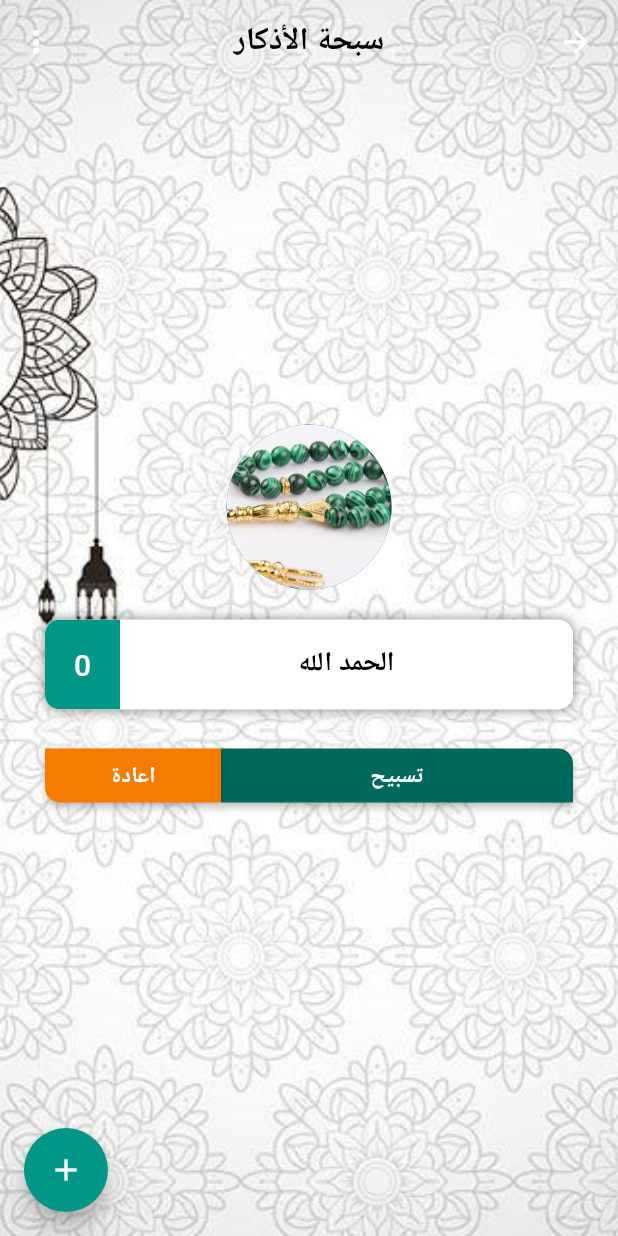
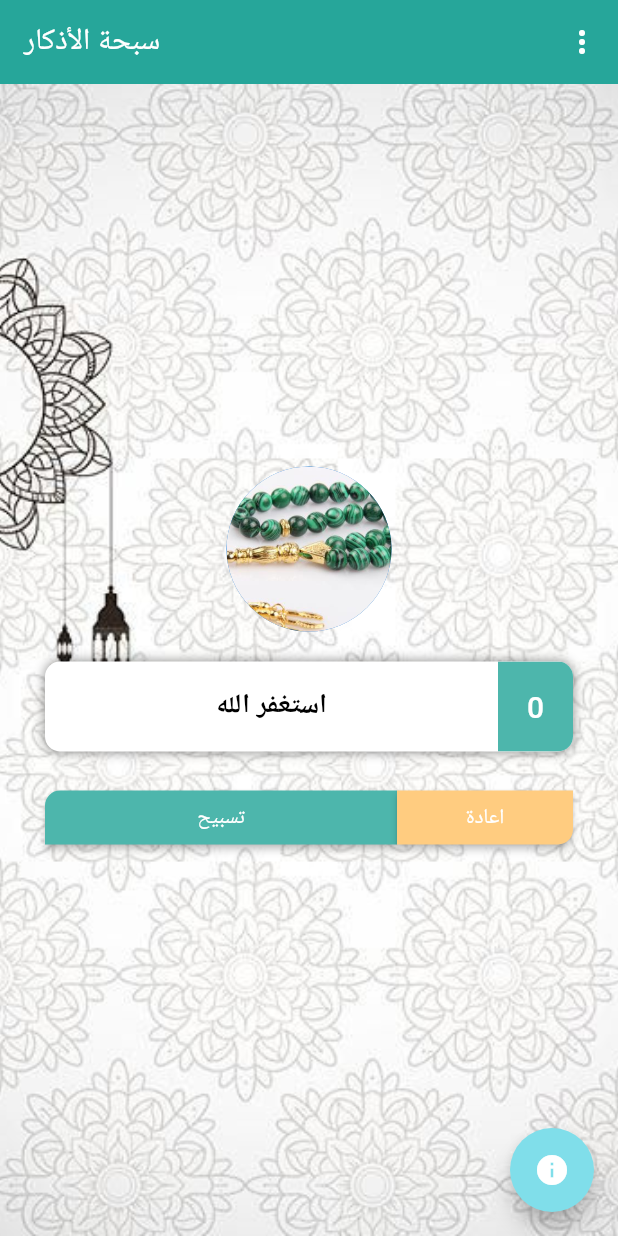
Before and after one commit to HishamZeyad1/eLancer-AzkarApp, a Flutter app: the screen it shows after launch, on a phone screen of 412 x 824 dp. Run offline on Flutter 3.47's test engine with Material 2 defaults, Android fonts, the phone set to English and light mode, and no system bars; Roboto replaces fonts that are missing (Noto).

Commit message:
Final Screen

```diff
--- a/lib/main.dart
+++ b/lib/main.dart
@@ -2,6 +2,8 @@ import 'package:elancer_azhar/screens/azkar_screen.dart';
 import 'package:elancer_azhar/screens/lanch_screen.dart';
 import 'package:flutter/material.dart';
 import 'package:flutter_localizations/flutter_localizations.dart';
+
+import 'screens/bio_screen.dart';
 
 void main() {
   runApp(MyApp());
@@ -13,7 +15,6 @@ class MyApp extends StatelessWidget {
   Widget build(BuildContext context) {
     return MaterialApp(
       debugShowCheckedModeBanner: false,
-
       localizationsDelegates: [
         GlobalMaterialLocalizations.delegate,
         GlobalCupertinoLocalizations.delegate,
@@ -23,11 +24,11 @@ class MyApp extends StatelessWidget {
         Locale('ar'),
         Locale('en'),
       ],
-      locale: Locale('fr'),
       initialRoute: '/launch_screen',
       routes: {
         '/launch_screen': (context) => LaunchScreen(),
         '/azkar_screen': (context) => AzkarScreen(),
+        '/bio_screen': (context) => BioScreen(),
       },
     );
   }
--- a/lib/screens/azkar_screen.dart
+++ b/lib/screens/azkar_screen.dart
@@ -9,28 +9,31 @@ class AzkarScreen extends StatefulWidget {
 
 class _AzkarScreenState extends State<AzkarScreen> {
   int _counter = 0;
-  String _content="الحمد الله";
+  String _content="استغفر الله";
   @override
   Widget build(BuildContext context) {
     return Scaffold(
-      extendBodyBehindAppBar: true,
+      // extendBodyBehindAppBar: true,
       floatingActionButton: FloatingActionButton(
         onPressed: () {
-          setState(() {
-            ++_counter;
-          });
+          // setState(() {
+          //   ++_counter;
+          // }
+          Navigator.pushNamed(context, '/bio_screen');
+          // );
         },
-        child: Icon(Icons.add),
-        backgroundColor: Colors.teal,
+        child: Icon(Icons.info),
+        backgroundColor: Colors.cyan.shade200,
       ),
       appBar: AppBar(
-        backgroundColor: Colors.transparent,
+
         elevation: 0,
-        centerTitle: true,
+        backgroundColor: Colors.teal.shade400,
+        // centerTitle: true,
         automaticallyImplyLeading: true,
         title: Text(
           "سبحة الأذكار",
-          style: TextStyle(fontFamily: 'Noto', color: Colors.black),
+          style: TextStyle(fontFamily: 'Noto', color: Colors.white),
         ),
         actions: [
           PopupMenuButton<String>(
@@ -50,8 +53,8 @@ class _AzkarScreenState extends State<AzkarScreen> {
                 value: "الحمدالله",
               ),
               PopupMenuItem(
-                child: Text("استغر الله"),
-                value: "استغر الله",
+                child: Text("استغفر الله"),
+                value: "استغفر الله",
               ),
               PopupMenuItem(
                 child: Text("سبحان الله"),
@@ -109,7 +112,7 @@ class _AzkarScreenState extends State<AzkarScreen> {
                   ),
                   DecoratedBox(
                     decoration: BoxDecoration(
-                      color: Colors.teal,
+                      color: Colors.teal.shade300,
                     ),
                     child: SizedBox(
                       width: 50,
@@ -148,7 +151,7 @@ class _AzkarScreenState extends State<AzkarScreen> {
                       ),
                     ),
                     style: ElevatedButton.styleFrom(
-                      primary: Colors.teal.shade800,
+                      primary: Colors.teal.shade300,
                       shape: RoundedRectangleBorder(
                         borderRadius: BorderRadiusDirectional.only(
                           topStart: Radius.circular(10),
@@ -172,7 +175,7 @@ class _AzkarScreenState extends State<AzkarScreen> {
                       //    ),
                     ),
                     style: ElevatedButton.styleFrom(
-                      primary: Colors.orange.shade700,
+                      primary: Colors.orange.shade200,
                       shape: RoundedRectangleBorder(
                         borderRadius: BorderRadiusDirectional.only(
                           bottomEnd: Radius.circular(10),
--- a/lib/screens/lanch_screen.dart
+++ b/lib/screens/lanch_screen.dart
@@ -15,7 +15,7 @@ class _LaunchScreenState extends State<LaunchScreen> {
     Future.delayed(
       Duration(seconds: 3),
       () {
-        Navigator.pushNamed(context, '/azkar_screen');
+        Navigator.pushReplacementNamed(context, '/azkar_screen');
       },
     );
   }
@@ -35,7 +35,7 @@ class _LaunchScreenState extends State<LaunchScreen> {
               ]),
         ),
         child: Text(
-          "مسبحة الاذكار",
+          "سبحة الاذكار",
           style: TextStyle(
               fontFamily: 'Noto', fontSize: 22, fontWeight: FontWeight.bold),
         ),
```
Also changed, not shown: lib/screens/bio_screen.dart (added, +78 -0 lines).
